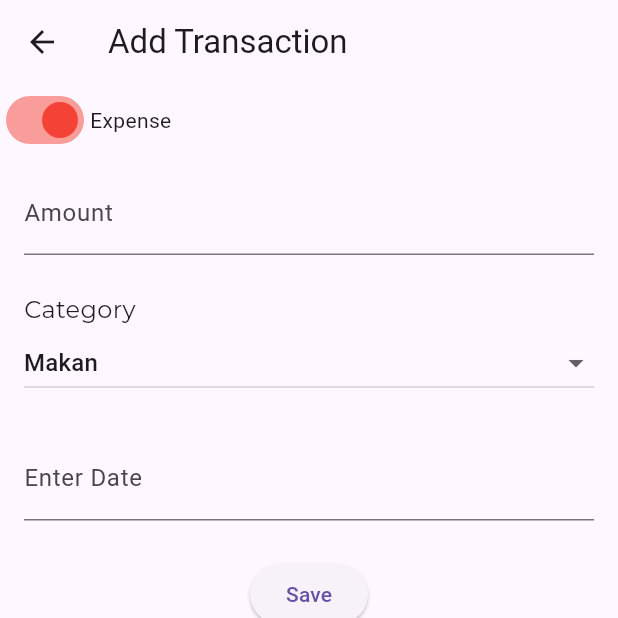
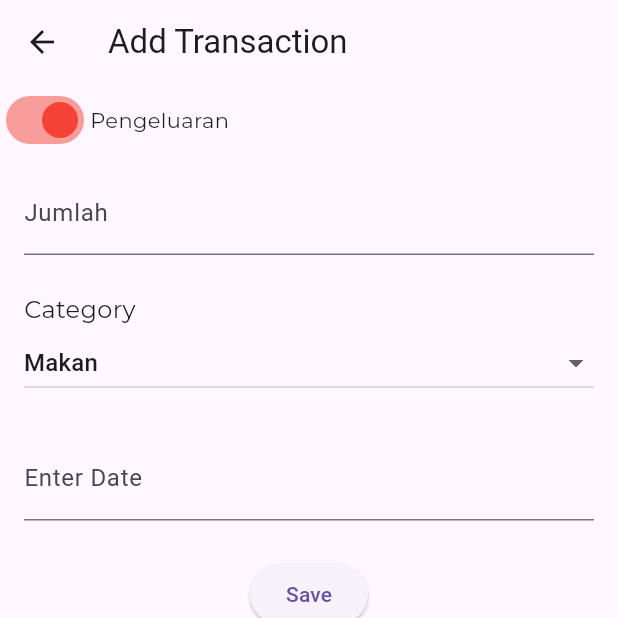
Before and after one commit to yudi6268/catatan_keuangan, a Flutter app: the TransactionPage screen opened directly, on a phone screen of 412 x 824 dp, the top half of it. Run offline on Flutter 3.47's test engine with Material 3 defaults, Android fonts, the phone set to English and light mode, and no system bars; our stand-ins replace google_fonts, supabase_flutter; missing offline and left inert: calendar_appbar; accounts and stored records are empty.

Commit message:
ubah nama

```diff
--- a/lib/pages/transaction_page.dart
+++ b/lib/pages/transaction_page.dart
@@ -40,9 +40,10 @@ class _TransactionPageState extends State<TransactionPage> {
                     activeColor: Colors.red,
                   ),
                   isExpanded
-                      ? Text("Expense")
+                      ? Text("Pengeluaran",
+                          style: GoogleFonts.montserrat(fontSize: 14))
                       : Text(
-                          "Income",
+                          "Pemasukan",
                           style: GoogleFonts.montserrat(fontSize: 14),
                         ),
                 ],
@@ -56,7 +57,7 @@ class _TransactionPageState extends State<TransactionPage> {
                   keyboardType: TextInputType.number,
                   decoration: const InputDecoration(
                     border: UnderlineInputBorder(),
-                    labelText: "Amount",
+                    labelText: "Jumlah",
                   ),
                 ),
               ),
```
